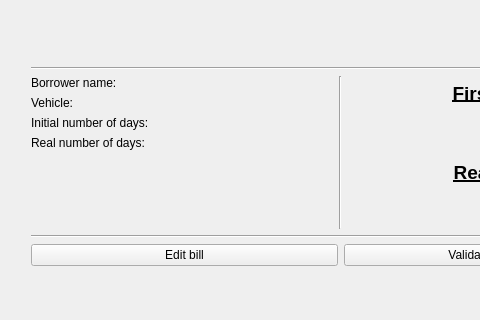
Old version of the form mainwindow.ui in the repository lolopasdugato/AvisOmatiCQt; both pictures show x 0 to 480 and y 160 to 480 of the 678 by 480 pixel window.
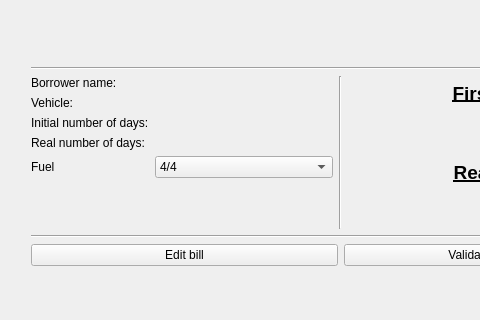
New version of the form. The open tabs and pages were chosen to show the change.

Commit message: Add fuel & fix price calculation

What changed in the file:
```diff
--- a/mainwindow.ui
+++ b/mainwindow.ui
@@ -1609,6 +1609,37 @@
              </property>
             </widget>
            </item>
+           <item row="4" column="0">
+            <widget class="QLabel" name="label_50">
+             <property name="text">
+              <string>Fuel</string>
+             </property>
+            </widget>
+           </item>
+           <item row="4" column="1">
+            <widget class="QComboBox" name="combo_fuel">
+             <item>
+              <property name="text">
+               <string>4/4</string>
+              </property>
+             </item>
+             <item>
+              <property name="text">
+               <string>3/4</string>
+              </property>
+             </item>
+             <item>
+              <property name="text">
+               <string>2/4</string>
+              </property>
+             </item>
+             <item>
+              <property name="text">
+               <string>1/4</string>
+              </property>
+             </item>
+            </widget>
+           </item>
           </layout>
          </item>
          <item>
```
Left out of the diff: 2 changed lines with no effect on the pictures. The commit also changes 4 other files.
